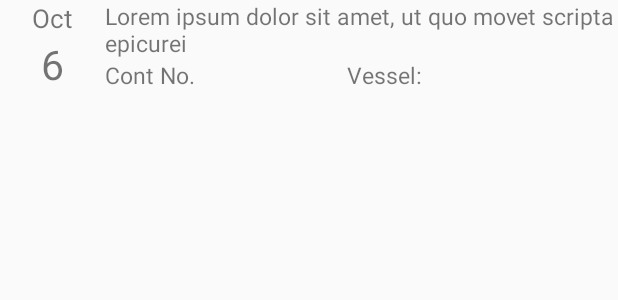
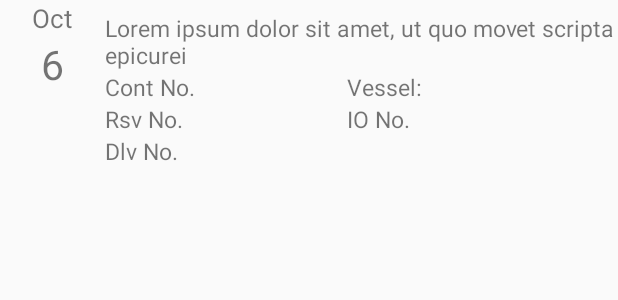
Before and after one commit to liyalala/YTDWM, an Android app: the layout listview_tasklist.xml on its own in the app's theme, with its tools: preview values and no code run, on a phone screen of 412 x 824 dp. Shown: the top 300 px of the screen. Run offline under Robolectric (Android 15) with nearby library versions, the phone set to English and light mode, and no system bars.

Commit message:
Object/s: HomeTaskList.java HomeTaskListAdapter.java HomeTaskListLoader.java
listview_tasklist.xml
large-hdpi\listview_tasklist

```diff
--- a/app/build.gradle
+++ b/app/build.gradle
@@ -2,7 +2,7 @@ apply plugin: 'com.android.application'
 
 android {
     compileSdkVersion 26
-    buildToolsVersion '27.0.3'
+    buildToolsVersion '28.0.3'
     defaultConfig {
         applicationId "com.ist_systems.ytdwm"
         minSdkVersion 16
--- a/app/src/main/res/layout-large-hdpi/listview_tasklist.xml
+++ b/app/src/main/res/layout-large-hdpi/listview_tasklist.xml
@@ -6,12 +6,12 @@
 
     <LinearLayout
         android:layout_width="match_parent"
-        android:layout_height="wrap_content"
+        android:layout_height="94dp"
         android:orientation="horizontal">
 
         <LinearLayout
             android:layout_width="90dp"
-            android:layout_height="wrap_content"
+            android:layout_height="match_parent"
             android:orientation="vertical">
 
             <TextView
@@ -54,9 +54,11 @@
                 android:layout_height="wrap_content"
                 android:layout_gravity="left"
                 android:layout_marginEnd="7dp"
-                android:orientation="horizontal">
+                android:orientation="horizontal"
+                android:layout_marginRight="7dp">
 
                 <TextView
+                    android:id="@+id/tvlbCont"
                     android:layout_width="71dp"
                     android:layout_height="wrap_content"
                     android:text="@string/txtCont"
@@ -69,6 +71,7 @@
                     android:textStyle="bold" />
 
                 <TextView
+                    android:id="@+id/tvlbVess"
                     android:layout_width="60dp"
                     android:layout_height="wrap_content"
                     android:text="@string/txtVes"
@@ -82,6 +85,67 @@
                     android:textStyle="bold" />
 
             </LinearLayout>
+
+
+            <LinearLayout
+                android:layout_width="match_parent"
+                android:layout_height="wrap_content"
+                android:layout_gravity="left"
+                android:layout_marginEnd="7dp"
+                android:orientation="horizontal"
+                android:layout_marginRight="7dp">
+
+                <TextView
+                    android:id="@+id/tvRsvL"
+                    android:layout_width="71dp"
+                    android:layout_height="wrap_content"
+                    android:text="Rsv No."
+                    android:textSize="15sp" />
+
+                <TextView
+                    android:id="@+id/TvRsvNo"
+                    android:layout_width="110dp"
+                    android:layout_height="wrap_content"
+                    android:textStyle="bold" />
+
+                <TextView
+                    android:id="@+id/tvlbIONo"
+                    android:layout_width="60dp"
+                    android:layout_height="wrap_content"
+                    android:text="IO No."
+                    android:textSize="15sp" />
+
+                <TextView
+                    android:id="@+id/tvIONo"
+                    android:layout_width="match_parent"
+                    android:layout_height="wrap_content"
+                    android:textSize="15sp"
+                    android:textStyle="bold" />
+
+            </LinearLayout>
+            <LinearLayout
+                android:layout_width="match_parent"
+                android:layout_height="wrap_content"
+                android:layout_gravity="left"
+                android:layout_marginEnd="7dp"
+                android:orientation="horizontal"
+                android:layout_marginRight="7dp">
+
+                <TextView
+                    android:id="@+id/tvDlvN"
+                    android:layout_width="71dp"
+                    android:layout_height="wrap_content"
+                    android:text="Dlv No."
+                    android:textSize="15sp" />
+
+                <TextView
+                    android:id="@+id/tvDlvNoC"
+                    android:layout_width="110dp"
+                    android:layout_height="wrap_content"
+                    android:textStyle="bold" />
+
+            </LinearLayout>
+
         </LinearLayout>
 
         <LinearLayout
--- a/app/src/main/res/layout/listview_tasklist.xml
+++ b/app/src/main/res/layout/listview_tasklist.xml
@@ -6,12 +6,12 @@
 
     <LinearLayout
         android:layout_width="match_parent"
-        android:layout_height="wrap_content"
+        android:layout_height="119dp"
         android:orientation="horizontal">
 
         <LinearLayout
             android:layout_width="70dp"
-            android:layout_height="wrap_content"
+            android:layout_height="match_parent"
             android:orientation="vertical">
 
             <TextView
@@ -57,6 +57,7 @@
                 android:orientation="horizontal">
 
                 <TextView
+                    android:id="@+id/tvlbCont"
                     android:layout_width="71dp"
                     android:layout_height="wrap_content"
                     android:text="@string/txtCont"
@@ -69,6 +70,7 @@
                     android:textStyle="bold" />
 
                 <TextView
+                    android:id="@+id/tvlbVess"
                     android:layout_width="60dp"
                     android:layout_height="wrap_content"
                     android:text="@string/txtVes"
@@ -82,6 +84,68 @@
                     android:textStyle="bold" />
 
             </LinearLayout>
+
+
+            <LinearLayout
+                android:layout_width="match_parent"
+                android:layout_height="wrap_content"
+                android:layout_gravity="left"
+                android:layout_marginEnd="7dp"
+                android:layout_marginRight="7dp"
+                android:orientation="horizontal">
+
+                <TextView
+                    android:id="@+id/tvRsvL"
+                    android:layout_width="71dp"
+                    android:layout_height="wrap_content"
+                    android:text="Rsv No."
+                    android:textSize="15sp" />
+
+                <TextView
+                    android:id="@+id/TvRsvNo"
+                    android:layout_width="90dp"
+                    android:layout_height="wrap_content"
+                    android:textStyle="bold" />
+
+                <TextView
+                    android:id="@+id/tvlbIONo"
+                    android:layout_width="60dp"
+                    android:layout_height="wrap_content"
+                    android:text="IO No."
+                    android:textSize="15sp" />
+
+                <TextView
+                    android:id="@+id/tvIONo"
+                    android:layout_width="90dp"
+                    android:layout_height="wrap_content"
+                    android:textSize="15sp"
+                    android:textStyle="bold" />
+
+            </LinearLayout>
+            <LinearLayout
+                android:layout_width="match_parent"
+                android:layout_height="wrap_content"
+                android:layout_gravity="left"
+                android:layout_marginEnd="7dp"
+                android:layout_marginRight="7dp"
+                android:orientation="horizontal">
+
+                <TextView
+                    android:id="@+id/tvDlvN"
+                    android:layout_width="71dp"
+                    android:layout_height="wrap_content"
+                    android:text="Dlv No."
+                    android:textSize="15sp" />
+
+                <TextView
+                    android:id="@+id/tvDlvNoC"
+                    android:layout_width="90dp"
+                    android:layout_height="wrap_content"
+                    android:textStyle="bold" />
+
+            </LinearLayout>
+
+
         </LinearLayout>
 
         <LinearLayout
--- a/build.gradle
+++ b/build.gradle
@@ -6,7 +6,7 @@ buildscript {
         google()
     }
     dependencies {
-        classpath 'com.android.tools.build:gradle:3.1.3'
+        classpath 'com.android.tools.build:gradle:3.2.1'
 
         // NOTE: Do not place your application dependencies here; they belong
         // in the individual module build.gradle files
```
Also changed, not shown: app/src/main/java/com/ist_systems/ytdwm/ListViewAndAdapters/HomeTaskList.java (+7 -1 lines), app/src/main/java/com/ist_systems/ytdwm/ListViewAndAdapters/HomeTaskListAdapter.java (+56 -0 lines), app/src/main/java/com/ist_systems/ytdwm/ListViewAndAdapters/HomeTaskListLoader.java (+24 -3 lines), gradle/wrapper/gradle-wrapper.properties.
